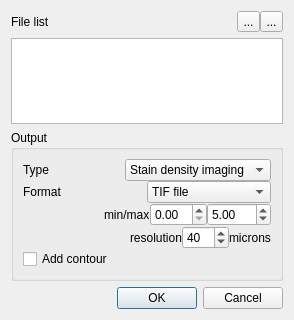
Above: gen_dialog.ui from frankyeh/WSRecognizer before the change. Below: the same form after it.
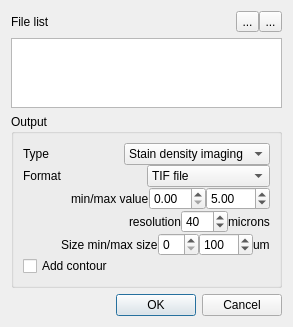
That is the form after the change. Icons and pictures are not drawn.

Diff of the .ui file:
```diff
--- a/gen_dialog.ui
+++ b/gen_dialog.ui
@@ -6,8 +6,8 @@
    <rect>
     <x>0</x>
     <y>0</y>
-    <width>294</width>
-    <height>320</height>
+    <width>293</width>
+    <height>326</height>
    </rect>
   </property>
   <property name="windowTitle">
@@ -160,7 +160,7 @@
            <item>
             <widget class="QLabel" name="label_3">
              <property name="text">
-              <string>min/max</string>
+              <string>min/max value</string>
              </property>
             </widget>
            </item>
@@ -235,6 +235,63 @@
         </layout>
        </widget>
       </item>
+      <item>
+       <layout class="QHBoxLayout" name="horizontalLayout_4">
+        <property name="spacing">
+         <number>0</number>
+        </property>
+        <item>
+         <spacer name="horizontalSpacer">
+          <property name="orientation">
+           <enum>Qt::Horizontal</enum>
+          </property>
+          <property name="sizeHint" stdset="0">
+           <size>
+            <width>40</width>
+            <height>20</height>
+           </size>
+          </property>
+         </spacer>
+        </item>
+        <item>
+         <widget class="QLabel" name="label_8">
+          <property name="text">
+           <string>Size min/max size</string>
+          </property>
+         </widget>
+        </item>
+        <item>
+         <widget class="QSpinBox" name="min_size">
+          <property name="maximum">
+           <number>50</number>
+          </property>
+          <property name="singleStep">
+           <number>5</number>
+          </property>
+         </widget>
+        </item>
+        <item>
+         <widget class="QSpinBox" name="max_size">
+          <property name="maximum">
+           <number>1000</number>
+          </property>
+          <property name="singleStep">
+           <number>5</number>
+          </property>
+          <property name="value">
+           <number>100</number>
+          </property>
+         </widget>
+        </item>
+        <item>
+         <widget class="QLabel" name="label_14">
+          <property name="text">
+           <string>um</string>
+          </property>
+         </widget>
+        </item>
+       </layout>
+      </item>
       <item>
        <widget class="QCheckBox" name="contour">
         <property name="text">
```
